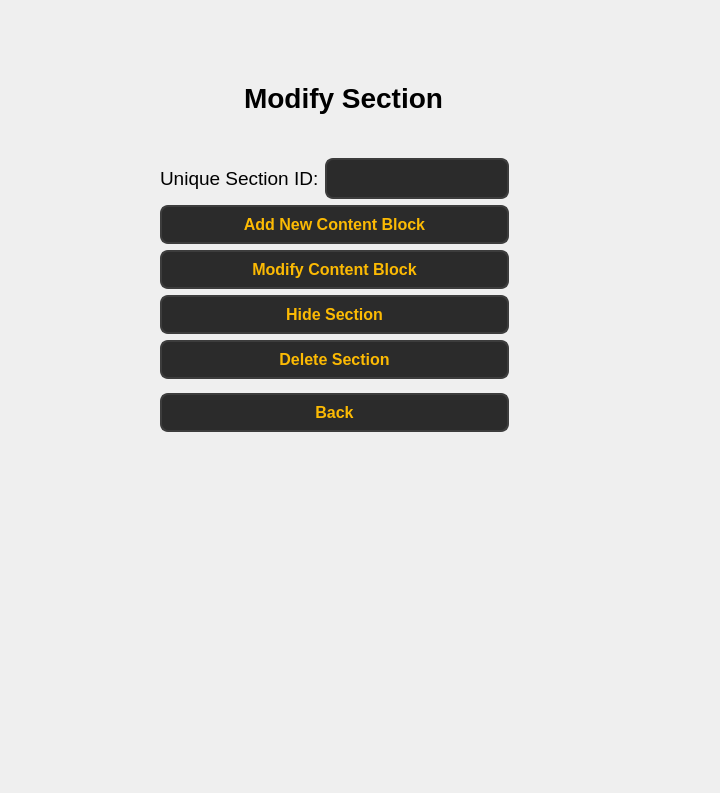
Before: the Qt Designer form ui/faculty/faculty_modify_section_window.ui in Soham1117/elearningApp, drawn with Qt 5.
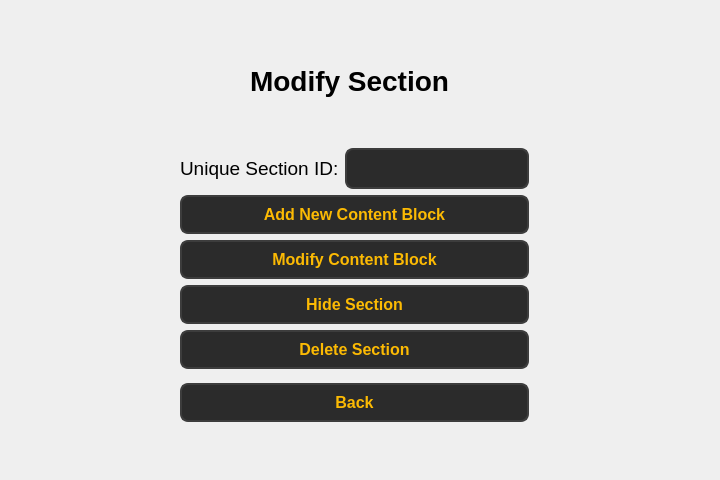
After: the same form once the commit is applied.

Commit message: Changes made to UI of faculty pages.

What changed in the file:
```diff
--- a/ui/faculty/faculty_modify_section_window.ui
+++ b/ui/faculty/faculty_modify_section_window.ui
@@ -7,7 +7,7 @@
     <x>0</x>
     <y>0</y>
     <width>720</width>
-    <height>793</height>
+    <height>480</height>
    </rect>
   </property>
   <property name="windowTitle">
@@ -16,8 +16,8 @@
   <widget class="QWidget" name="layoutWidget">
    <property name="geometry">
     <rect>
-     <x>160</x>
-     <y>150</y>
+     <x>180</x>
+     <y>140</y>
      <width>349</width>
      <height>291</height>
     </rect>
@@ -228,9 +228,9 @@
   <widget class="QLabel" name="label">
    <property name="geometry">
     <rect>
-     <x>244</x>
-     <y>77</y>
-     <width>211</width>
+     <x>250</x>
+     <y>60</y>
+     <width>201</width>
      <height>41</height>
     </rect>
    </property>
```
The commit also changes 98 other files.
